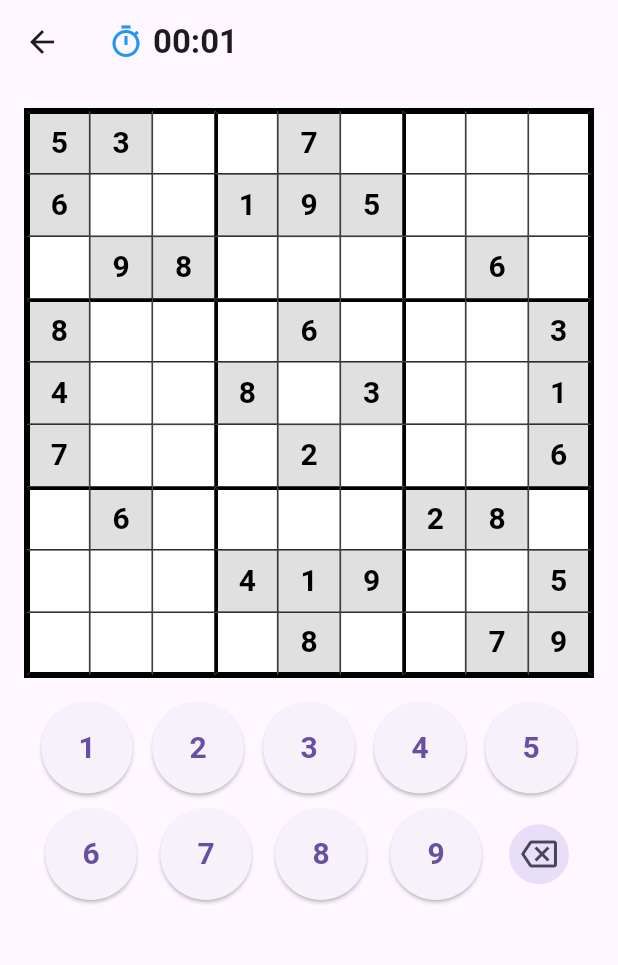
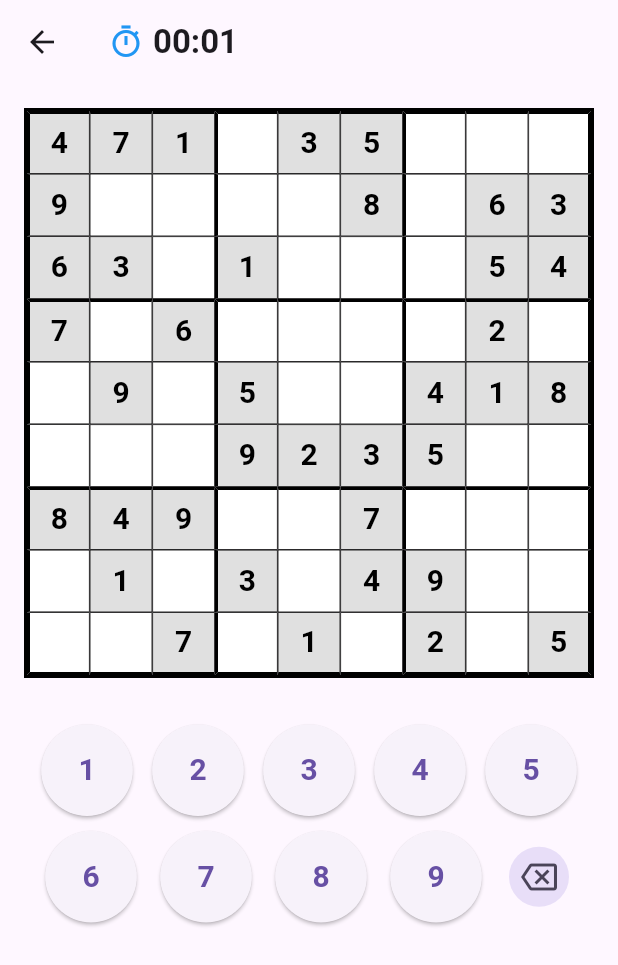
Before and after one commit to humairahHalim/TGAAD2026_BrainyChallenge, a Flutter app: the screen it shows after launch, after a tap on "Register", after a tap on "Sudoku", on a phone screen of 412 x 824 dp. Shown: the top 965 px of the screen. Run offline on Flutter 3.47's test engine with Material 3 defaults, Android fonts, the phone set to English and light mode, and no system bars; our stand-ins replace cloud_firestore, firebase_auth, firebase_core, firebase_database, google_fonts; missing offline and left inert: firebase_auth_web; accounts and stored records are empty; statements that could not run were skipped.

Commit message:
changed spacer to sizedbox

```diff
--- a/lib/Games/sudoku.dart
+++ b/lib/Games/sudoku.dart
@@ -19,28 +19,28 @@ class _SudokuState extends State<Sudoku> {
   // --- Static Easy Sudoku Puzzle ---
   // 0 represents empty editable cells
   final List<List<int>> initialBoard = [
-    [5, 3, 0, 0, 7, 0, 0, 0, 0],
-    [6, 0, 0, 1, 9, 5, 0, 0, 0],
-    [0, 9, 8, 0, 0, 0, 0, 6, 0],
-    [8, 0, 0, 0, 6, 0, 0, 0, 3],
-    [4, 0, 0, 8, 0, 3, 0, 0, 1],
-    [7, 0, 0, 0, 2, 0, 0, 0, 6],
-    [0, 6, 0, 0, 0, 0, 2, 8, 0],
-    [0, 0, 0, 4, 1, 9, 0, 0, 5],
-    [0, 0, 0, 0, 8, 0, 0, 7, 9],
+    [4, 7, 1, 0, 3, 5, 0, 0, 0],
+    [9, 0, 0, 0, 0, 8, 0, 6, 3],
+    [6, 3, 0, 1, 0, 0, 0, 5, 4],
+    [7, 0, 6, 0, 0, 0, 0, 2, 0],
+    [0, 9, 0, 5, 0, 0, 4, 1, 8],
+    [0, 0, 0, 9, 2, 3, 5, 0, 0],
+    [8, 4, 9, 0, 0, 7, 0, 0, 0],
+    [0, 1, 0, 3, 0, 4, 9, 0, 0],
+    [0, 0, 7, 0, 1, 0, 2, 0, 5],
   ];
 
   // The full solved matrix for validation
   final List<List<int>> solutionBoard = [
-    [5, 3, 4, 6, 7, 8, 9, 1, 2],
-    [6, 7, 2, 1, 9, 5, 3, 4, 8],
-    [1, 9, 8, 3, 4, 2, 5, 6, 7],
-    [8, 5, 9, 7, 6, 1, 4, 2, 3],
-    [4, 2, 6, 8, 5, 3, 7, 9, 1],
-    [7, 1, 3, 9, 2, 4, 8, 5, 6],
-    [9, 6, 1, 5, 3, 7, 2, 8, 4],
-    [2, 8, 7, 4, 1, 9, 6, 3, 5],
-    [3, 4, 5, 2, 8, 6, 1, 7, 9],
+    [4, 7, 1, 6, 3, 5, 8, 9, 2],
+    [9, 2, 5, 7, 4, 8, 1, 6, 3],
+    [6, 3, 8, 1, 9, 2, 7, 5, 4],
+    [7, 5, 6, 4, 8, 1, 3, 2, 9],
+    [2, 9, 3, 5, 7, 6, 4, 1, 8],
+    [1, 8, 4, 9, 2, 3, 5, 7, 6],
+    [8, 4, 9, 2, 5, 7, 6, 3, 1],
+    [5, 1, 2, 3, 6, 4, 9, 8, 7],
+    [3, 6, 7, 8, 1, 9, 2, 4, 5],
   ];
 
   late List<List<int>> currentBoard;
@@ -336,7 +336,9 @@ class _SudokuState extends State<Sudoku> {
                 ),
               ),
             ),
-            const Spacer(),
+            const SizedBox(
+              height: 15,
+            ),
             // Numpad Control Panel
             if (_isSubmitting)
               const CircularProgressIndicator()
```
Also changed, not shown: lib/main.dart (+0 -79 lines).
